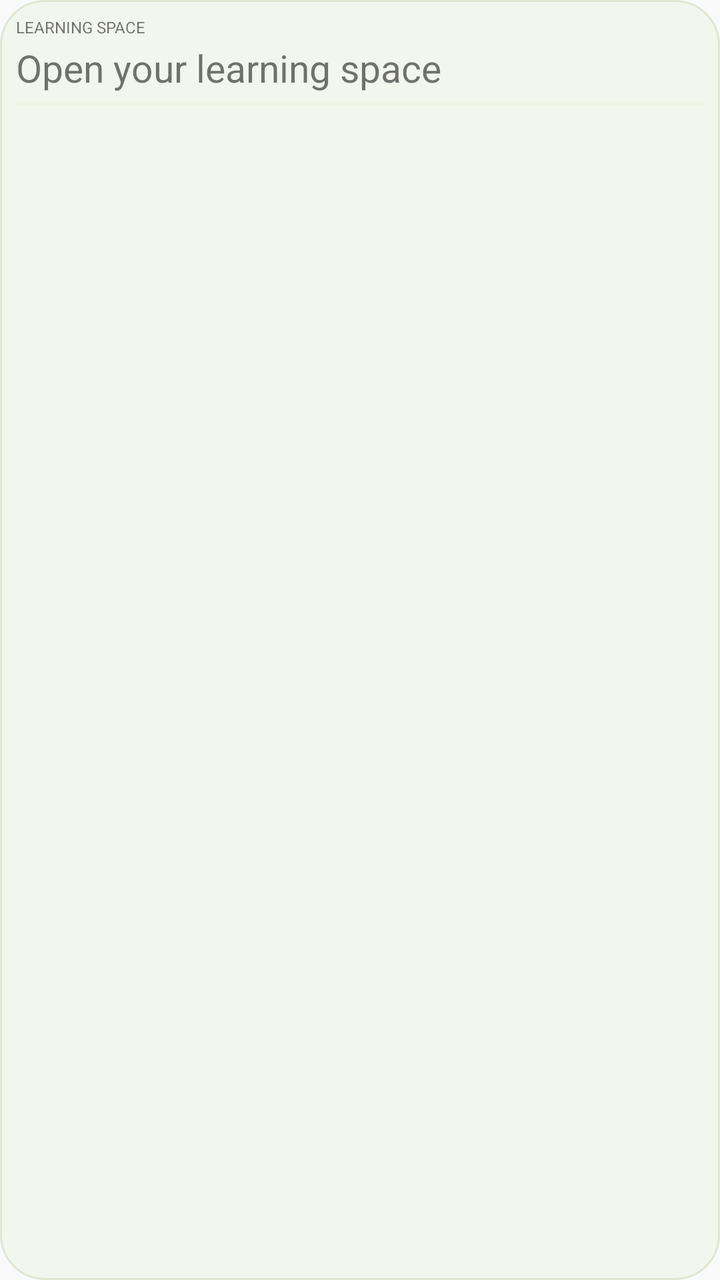
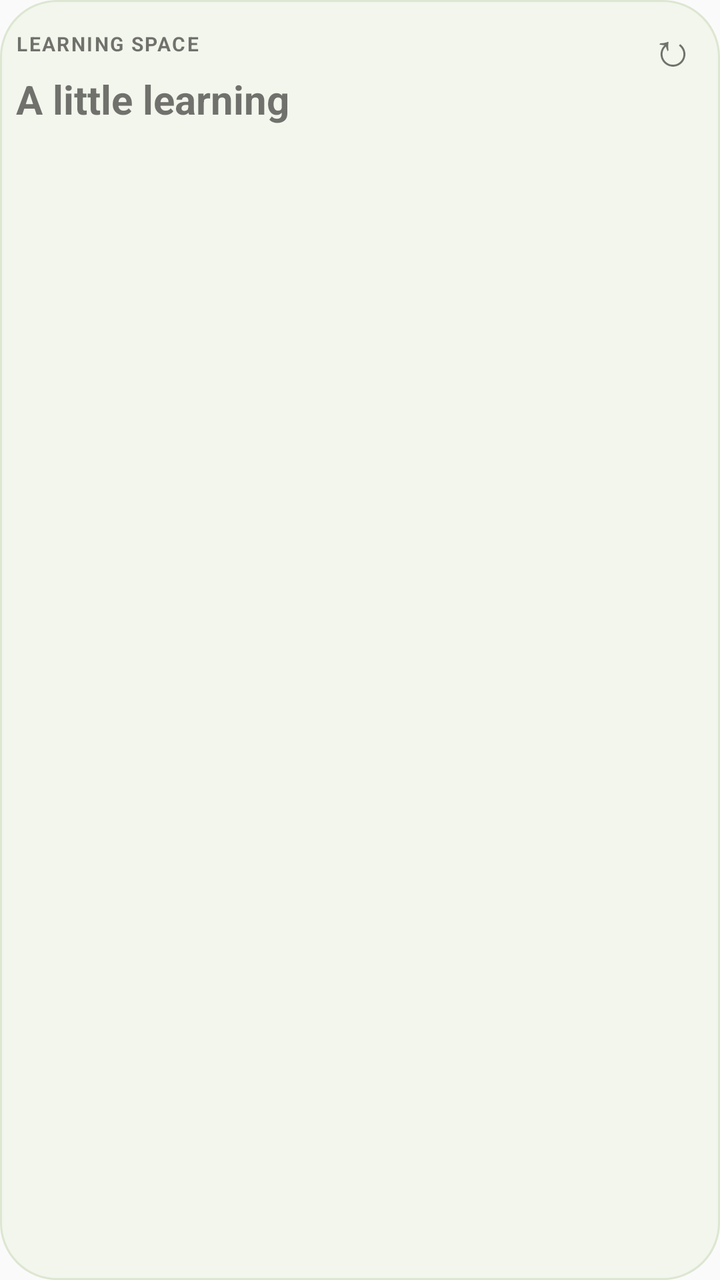

Compare the two renders of this Android layout. The source of the first and the diff that turns it into the second are given below.
<!-- AndroidManifest.xml: application theme android:Theme.Material.Light.NoActionBar -->
<!-- res/layout/widget_compact.xml -->
<LinearLayout xmlns:android="http://schemas.android.com/apk/res/android" android:id="@+id/widget_root" android:orientation="vertical" android:layout_width="match_parent" android:layout_height="match_parent" android:background="@drawable/widget_light" android:padding="8dp"><TextView android:id="@+id/label" android:layout_width="match_parent" android:layout_height="wrap_content" android:textSize="8sp" android:singleLine="true" android:text="LEARNING SPACE"/><TextView android:id="@+id/big" android:layout_width="match_parent" android:layout_height="wrap_content" android:layout_marginTop="2dp" android:textSize="19sp" android:maxLines="1" android:ellipsize="end" android:text="Open your learning space"/><TextView android:id="@+id/detail" android:layout_width="match_parent" android:layout_height="wrap_content" android:visibility="gone"/><ProgressBar android:id="@+id/progress" style="?android:attr/progressBarStyleHorizontal" android:layout_width="match_parent" android:layout_height="2dp" android:layout_marginTop="4dp" android:progressTint="#85A66C" android:progressBackgroundTint="#E0E8D4"/><TextView android:id="@+id/freshness" android:layout_width="match_parent" android:layout_height="wrap_content" android:visibility="gone"/></LinearLayout>
<!-- resources referenced by this layout -->
<resources>
  <!-- drawable widget_light (drawable) -->
  <shape xmlns:android="http://schemas.android.com/apk/res/android"><solid android:color="#F3F6EC"/><stroke android:width="1dp" android:color="#DFE7D4"/><corners android:radius="22dp"/><padding android:left="18dp" android:top="16dp" android:right="18dp" android:bottom="13dp"/></shape>
</resources>

<!-- the commit's change to res/layout/widget_compact.xml (unified diff, before → after) -->
@@ -1 +1 @@
-<LinearLayout xmlns:android="http://schemas.android.com/apk/res/android" android:id="@+id/widget_root" android:orientation="vertical" android:layout_width="match_parent" android:layout_height="match_parent" android:background="@drawable/widget_light" android:padding="8dp"><TextView android:id="@+id/label" android:layout_width="match_parent" android:layout_height="wrap_content" android:textSize="8sp" android:singleLine="true" android:text="LEARNING SPACE"/><TextView android:id="@+id/big" android:layout_width="match_parent" android:layout_height="wrap_content" android:layout_marginTop="2dp" android:textSize="19sp" android:maxLines="1" android:ellipsize="end" android:text="Open your learning space"/><TextView android:id="@+id/detail" android:layout_width="match_parent" android:layout_height="wrap_content" android:visibility="gone"/><ProgressBar android:id="@+id/progress" style="?android:attr/progressBarStyleHorizontal" android:layout_width="match_parent" android:layout_height="2dp" android:layout_marginTop="4dp" android:progressTint="#85A66C" android:progressBackgroundTint="#E0E8D4"/><TextView android:id="@+id/freshness" android:layout_width="match_parent" android:layout_height="wrap_content" android:visibility="gone"/></LinearLayout>
+<LinearLayout xmlns:android="http://schemas.android.com/apk/res/android" android:id="@+id/widget_root" android:layout_width="match_parent" android:layout_height="match_parent" android:orientation="vertical" android:background="@drawable/widget_light" android:padding="8dp"><LinearLayout android:layout_width="match_parent" android:layout_height="wrap_content" android:gravity="center_vertical"><TextView android:id="@+id/label" android:layout_width="0dp" android:layout_weight="1" android:layout_height="wrap_content" android:textSize="10sp" android:textStyle="bold" android:letterSpacing="0.08" android:maxLines="1" android:ellipsize="end" android:text="LEARNING SPACE" /><TextView android:id="@+id/refresh" android:layout_width="32dp" android:layout_height="28dp" android:gravity="center" android:text="↻" android:textSize="23sp" android:contentDescription="Refresh from the app" /></LinearLayout><TextView android:id="@+id/big" android:layout_width="match_parent" android:layout_height="wrap_content" android:textSize="20sp" android:textStyle="bold" android:maxLines="1" android:ellipsize="end" android:text="A little learning" /><TextView android:id="@+id/detail" android:layout_width="match_parent" android:layout_height="wrap_content" android:visibility="gone" /><ImageView android:id="@+id/progress" android:layout_width="match_parent" android:layout_height="5dp" android:layout_marginTop="8dp" android:contentDescription="Daily goal progress" /><TextView android:id="@+id/freshness" android:layout_width="match_parent" android:layout_height="wrap_content" android:visibility="gone" android:textSize="10sp" android:maxLines="1" android:ellipsize="end" android:text="Open app to refresh" /></LinearLayout>
<!-- resource entries referenced after the edit -->
@@ -1,6 +1,6 @@
 <!-- resources referenced by this layout -->
 <resources>
   <!-- drawable widget_light (drawable) -->
-  <shape xmlns:android="http://schemas.android.com/apk/res/android"><solid android:color="#F3F6EC"/><stroke android:width="1dp" android:color="#DFE7D4"/><corners android:radius="22dp"/><padding android:left="18dp" android:top="16dp" android:right="18dp" android:bottom="13dp"/></shape>
+  <shape xmlns:android="http://schemas.android.com/apk/res/android"><solid android:color="#F3F6EC"/><stroke android:width="1dp" android:color="#DCE6D1"/><corners android:radius="28dp"/></shape>
 </resources>
 
